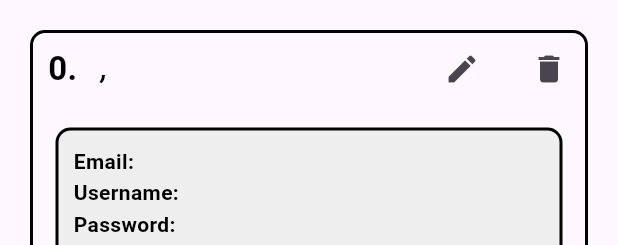
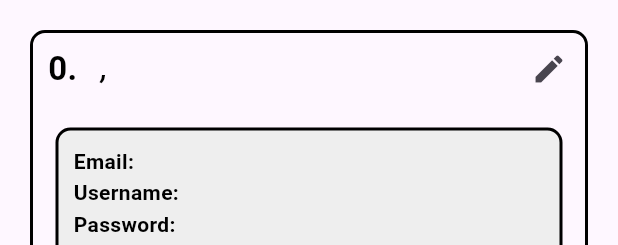
Before and after one commit to ndrw-ynz/physix-companion-app, a Flutter app: the StudentDetailsWidget widget shown alone on an empty page, opened directly with empty values, on a phone screen of 412 x 824 dp. Shown: the top 245 px of the screen. Run offline on Flutter 3.47's test engine with Material 3 defaults, Android fonts, the phone set to English and light mode, and no system bars; our stand-ins replace cloud_firestore, firebase_auth, firebase_core, go_router; accounts and stored records are empty; network calls fail.

Commit message:
fix: Updating the student's email can now be authenticated by the firestore. Also, the student now properly updates due to the logging in and out of users.
refactor: Changed dateRegistered to dateCreated for consistency and removed teacher_student_edit_controller.dart since its not being used.

```diff
--- a/lib/main.dart
+++ b/lib/main.dart
@@ -146,7 +146,7 @@ final _router = GoRouter(
                           lastName: extras?['lastName'],
                           email: extras?['email'],
                           sectionId: extras?['sectionId'],
-                          dateRegistered: extras?['dateRegistered'],
+                          dateCreated: extras?['dateCreated'],
                         );
                       })
                 ]),
--- a/lib/screens/teacher/students/teacher_student_add_screen.dart
+++ b/lib/screens/teacher/students/teacher_student_add_screen.dart
@@ -18,7 +18,7 @@ class _TeacherStudentAddScreenState extends State<TeacherStudentAddScreen> {
   Widget build(BuildContext context) {
     return StudentFormWidget(
       formMode: FormMode.add,
-      dateRegistered: Timestamp.now(),
+      dateCreated: Timestamp.now(),
     );
   }
 }
--- a/lib/screens/teacher/students/teacher_student_edit_controller.dart
+++ /dev/null
@@ -1,3 +0,0 @@
-part of 'teacher_student_edit_screen.dart';
-
-abstract class TeacherStudentEditController extends State<TeacherStudentEditScreen> {}
--- a/lib/screens/teacher/students/teacher_student_view_screen.dart
+++ b/lib/screens/teacher/students/teacher_student_view_screen.dart
@@ -131,7 +131,7 @@ class _TeacherStudentViewScreenState extends TeacherStudentViewController {
                       password: student['password'] ?? 'Unknown Password',
                       sectionId: student['sectionId'] ?? 'Unknown Section ID',
                       sectionName: student['sectionName'] ?? 'Unknown Section Name',
-                      dateRegistered: student['dateCreated'] ?? Timestamp.now(),
+                      dateCreated: student['dateCreated'] ?? Timestamp.now(),
                     );
                   },
                 ),
--- a/lib/widgets/students/student_details_widget.dart
+++ b/lib/widgets/students/student_details_widget.dart
@@ -16,7 +16,7 @@ class StudentDetailsWidget extends StatefulWidget {
       required this.password,
       required this.sectionId,
       required this.sectionName,
-      required this.dateRegistered});
+      required this.dateCreated});
 
   final int itemNumber;
   final String uid;
@@ -27,7 +27,7 @@ class StudentDetailsWidget extends StatefulWidget {
   final String password;
   final String sectionId;
   final String sectionName;
-  final Timestamp dateRegistered;
+  final Timestamp dateCreated;
 
   @override
   State<StudentDetailsWidget> createState() => _StudentDetailsWidgetState();
@@ -75,17 +75,9 @@ class _StudentDetailsWidgetState extends State<StudentDetailsWidget> {
                           "lastName": widget.lastName,
                           "email": widget.email,
                           "sectionId": widget.sectionId,
-                          "dateRegistered": widget.dateRegistered,
+                          "dateCreated": widget.dateCreated,
                         }),
                         icon: const Icon(Icons.edit),
-                        style: ElevatedButton.styleFrom(
-                          padding: const EdgeInsets.symmetric(horizontal: 10),
-                        ),
-                      ),
-                      const SizedBox(width: 10), // Space between buttons
-                      IconButton(
-                        onPressed: () {},
-                        icon: const Icon(Icons.delete),
                         style: ElevatedButton.styleFrom(
                           padding: const EdgeInsets.symmetric(horizontal: 10),
                         ),
@@ -144,7 +136,7 @@ class _StudentDetailsWidgetState extends State<StudentDetailsWidget> {
                         const Text("Date Registered:",
                             style: TextStyle(fontWeight: FontWeight.bold)),
                         const SizedBox(width: 10),
-                        Text(formatTimestamp(widget.dateRegistered)),
+                        Text(formatTimestamp(widget.dateCreated)),
                       ])
                     ],
                   ))
```
Also changed, not shown: lib/screens/teacher/students/teacher_student_edit_screen.dart (+3 -4 lines), lib/widgets/students/student_form_widget.dart (+86 -10 lines).
